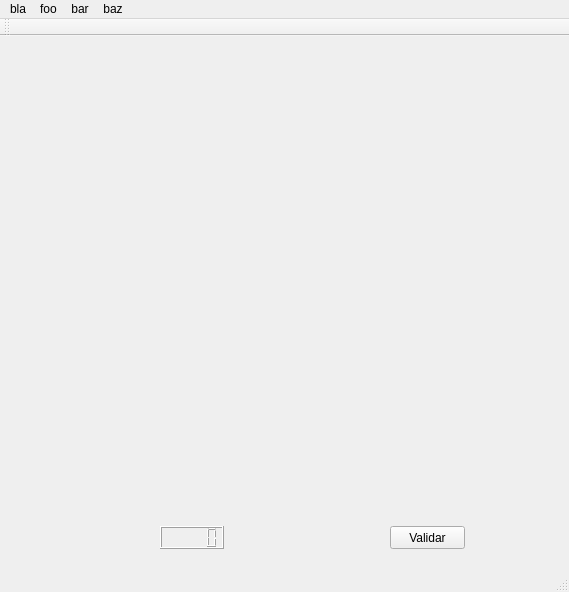
Above: sudoku.ui from foop/EspolSudoku before the change. Below: the same form after it.
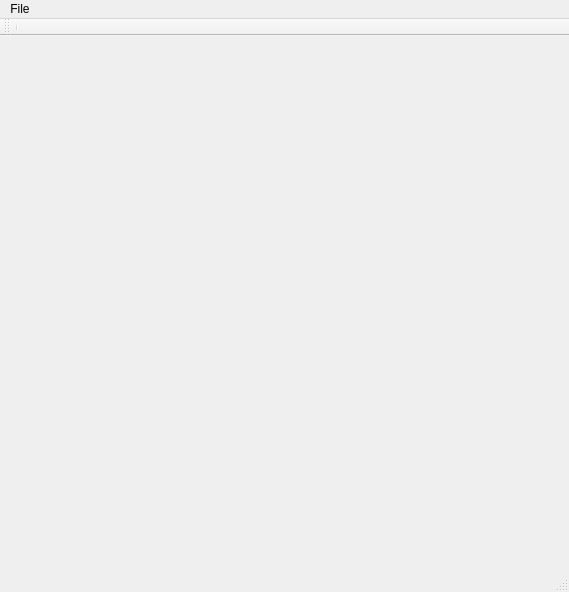
That is the form after the change.

Patch:
```diff
--- a/sudoku.ui
+++ b/sudoku.ui
@@ -1,7 +1,7 @@
 <?xml version="1.0" encoding="UTF-8"?>
 <ui version="4.0">
- <class>sudoku</class>
- <widget class="QMainWindow" name="sudoku">
+ <class>Sudoku</class>
+ <widget class="QMainWindow" name="Sudoku">
   <property name="geometry">
    <rect>
     <x>0</x>
@@ -10,6 +10,12 @@
     <height>592</height>
    </rect>
   </property>
+  <property name="font">
+   <font>
+    <weight>50</weight>
+    <bold>false</bold>
+   </font>
+  </property>
   <property name="windowTitle">
    <string>sudoku</string>
   </property>
@@ -17,110 +23,50 @@
    <widget class="QWidget" name="gridLayoutWidget">
     <property name="geometry">
      <rect>
-      <x>50</x>
-      <y>10</y>
-      <width>461</width>
-      <height>441</height>
+      <x>40</x>
+      <y>40</y>
+      <width>491</width>
+      <height>461</height>
      </rect>
     </property>
-    <layout class="QGridLayout" name="gridLayout" rowstretch="0" columnstretch="0">
+    <layout class="QGridLayout" name="gridLayout">
      <property name="sizeConstraint">
-      <enum>QLayout::SetFixedSize</enum>
-     </property>
-     <property name="leftMargin">
-      <number>0</number>
-     </property>
-     <property name="topMargin">
-      <number>0</number>
-     </property>
-     <property name="rightMargin">
-      <number>0</number>
-     </property>
-     <property name="bottomMargin">
-      <number>0</number>
+      <enum>QLayout::SetDefaultConstraint</enum>
      </property>
      <property name="spacing">
       <number>0</number>
      </property>
     </layout>
    </widget>
-   <widget class="QLCDNumber" name="lcdNumber">
-    <property name="geometry">
-     <rect>
-      <x>160</x>
-      <y>490</y>
-      <width>64</width>
-      <height>23</height>
-     </rect>
-    </property>
-   </widget>
-   <widget class="QPushButton" name="pushButton">
-    <property name="geometry">
-     <rect>
-      <x>390</x>
-      <y>490</y>
-      <width>75</width>
-      <height>23</height>
-     </rect>
-    </property>
-    <property name="text">
-     <string>Validar</string>
-    </property>
-   </widget>
   </widget>
+  <widget class="QToolBar" name="mainToolBar">
+   <attribute name="toolBarArea">
+    <enum>TopToolBarArea</enum>
+   </attribute>
+   <attribute name="toolBarBreak">
+    <bool>false</bool>
+   </attribute>
+   <addaction name="separator"/>
+  </widget>
+  <widget class="QStatusBar" name="statusBar"/>
   <widget class="QMenuBar" name="menuBar">
    <property name="geometry">
     <rect>
      <x>0</x>
      <y>0</y>
      <width>569</width>
-     <height>21</height>
+     <height>29</height>
     </rect>
    </property>
-   <widget class="QMenu" name="menuBla">
+   <widget class="QMenu" name="menuFile">
     <property name="title">
-     <string>bla</string>
+     <string>File</string>
     </property>
-    <widget class="QMenu" name="menuSub1">
-     <property name="title">
-      <string>sub1</string>
-     </property>
-     <addaction name="actionSubSub1"/>
-     <addaction name="actionSubSub2"/>
-    </widget>
-    <addaction name="menuSub1"/>
-    <addaction name="actionSub2"/>
-    <addaction name="actionSub3"/>
+    <addaction name="actionSave"/>
+    <addaction name="actionLoad"/>
    </widget>
-   <widget class="QMenu" name="menuFoo">
-    <property name="title">
-     <string>foo</string>
-    </property>
-   </widget>
-   <widget class="QMenu" name="menuBar_2">
-    <property name="title">
-     <string>bar</string>
-    </property>
-   </widget>
-   <widget class="QMenu" name="menuBaz">
-    <property name="title">
-     <string>baz</string>
-    </property>
-   </widget>
-   <addaction name="menuBla"/>
-   <addaction name="menuFoo"/>
-   <addaction name="menuBar_2"/>
-   <addaction name="menuBaz"/>
+   <addaction name="menuFile"/>
   </widget>
-  <widget class="QToolBar" name="mainToolBar">
-   <attribute name="toolBarArea">
-    <enum>TopToolBarArea</enum>
-   </attribute>
-   <attribute name="toolBarBreak">
-    <bool>false</bool>
-   </attribute>
-  </widget>
-  <widget class="QStatusBar" name="statusBar"/>
   <action name="actionSub2">
    <property name="text">
     <string>sub2</string>
@@ -141,6 +87,16 @@
     <string>subSub2</string>
    </property>
   </action>
+  <action name="actionSave">
+   <property name="text">
+    <string>Save</string>
+   </property>
+  </action>
+  <action name="actionLoad">
+   <property name="text">
+    <string>Load</string>
+   </property>
+  </action>
  </widget>
  <layoutdefault spacing="6" margin="11"/>
  <resources/>
```
